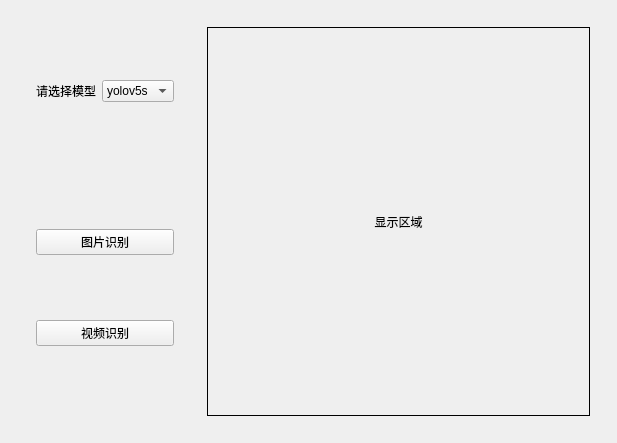
Before: the Qt Designer form qt/window.ui in Doraemonwei/yolo_GUI, drawn with Qt 5.
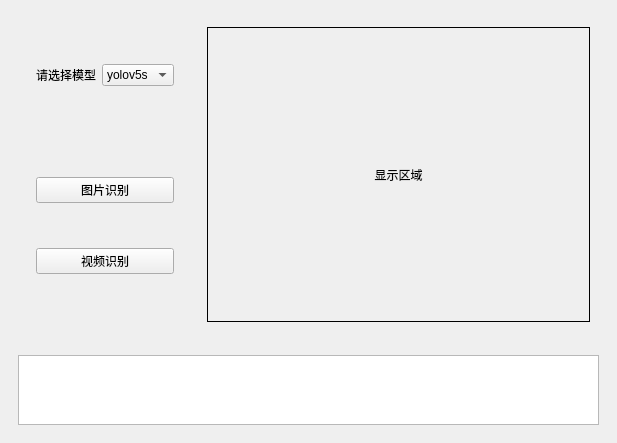
After: the same form once the commit is applied. Icons and pictures are not drawn.

Commit message: 新添加了实时显示控制台信息的textEdit控件 修复了处理视频时按钮仍然可以点击的Bug

The edit to the form file:
```diff
--- a/qt/window.ui
+++ b/qt/window.ui
@@ -23,9 +23,15 @@
   <widget class="QWidget" name="centralwidget">
    <layout class="QHBoxLayout" name="horizontalLayout_2">
     <item>
-     <layout class="QHBoxLayout" name="horizontalLayout">
+     <layout class="QVBoxLayout" name="verticalLayout_3">
       <item>
        <widget class="QWidget" name="widget" native="true">
+        <property name="sizePolicy">
+         <sizepolicy hsizetype="Preferred" vsizetype="Preferred">
+          <horstretch>0</horstretch>
+          <verstretch>5</verstretch>
+         </sizepolicy>
+        </property>
         <layout class="QHBoxLayout" name="horizontalLayout_3">
          <item>
           <widget class="QWidget" name="widget_3" native="true">
@@ -138,6 +144,21 @@
         </layout>
        </widget>
       </item>
+      <item>
+       <widget class="QWidget" name="widget_6" native="true">
+        <property name="sizePolicy">
+         <sizepolicy hsizetype="Preferred" vsizetype="Preferred">
+          <horstretch>0</horstretch>
+          <verstretch>1</verstretch>
+         </sizepolicy>
+        </property>
+        <layout class="QVBoxLayout" name="verticalLayout_4">
+         <item>
+          <widget class="QTextEdit" name="textEdit"/>
+         </item>
+        </layout>
+       </widget>
+      </item>
      </layout>
     </item>
    </layout>
```
The commit also changes 2 other files.
